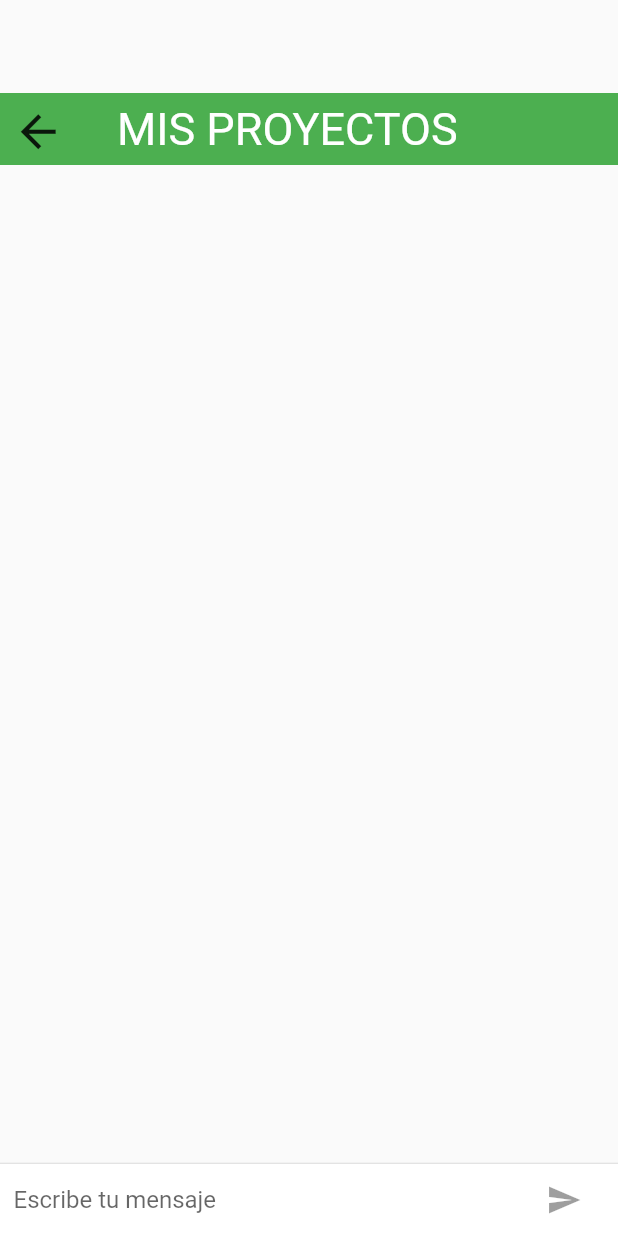
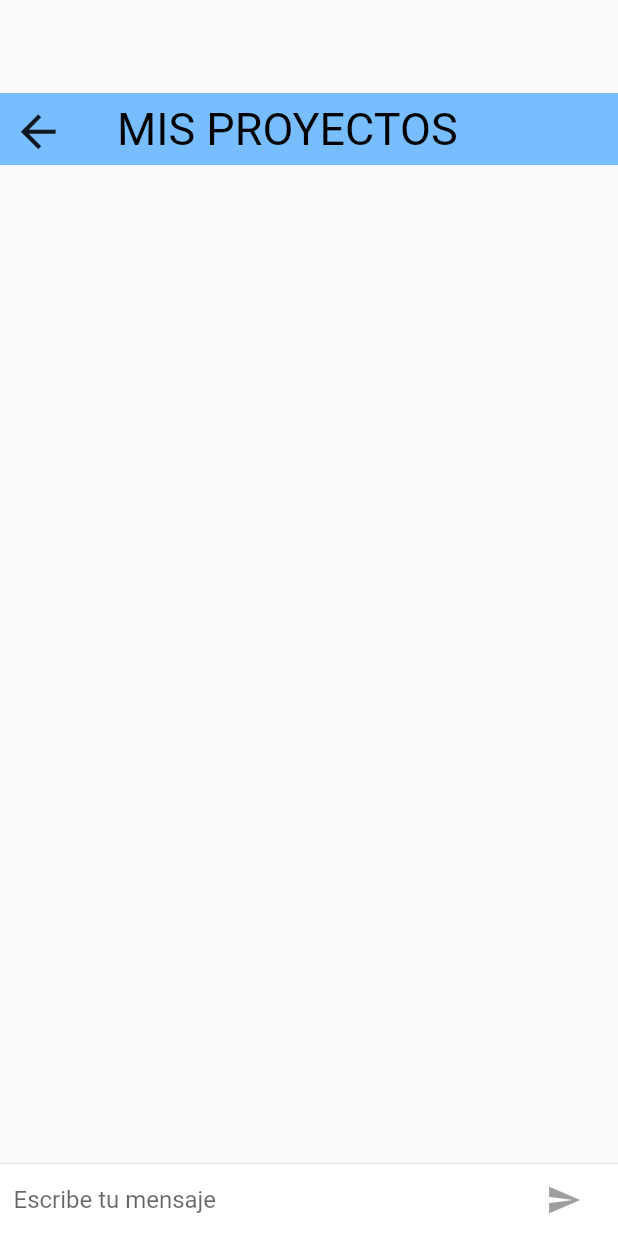
Before and after one commit to Golden0984/Coonet_, a Flutter app: the Chat screen opened directly, on a phone screen of 412 x 824 dp. Run offline on Flutter 3.47's test engine with Material 2 defaults, Android fonts, the phone set to English and light mode, and no system bars; our stand-ins replace dio, fluttertoast, glass, image_picker; Roboto replaces fonts that are missing (Arial).

Commit message:
Update PaginaChatPersonal.dart

```diff
--- a/lib/pages/PaginaChatPersonal.dart
+++ b/lib/pages/PaginaChatPersonal.dart
@@ -1,3 +1,4 @@
+import 'package:coonet/pages/Menu.dart';
 import 'package:coonet/pages/PaginaChat.dart';
 import 'package:flutter/material.dart';
 import 'package:flutter/cupertino.dart';
@@ -54,9 +55,9 @@ class ChatWindow extends State<Chat> with TickerProviderStateMixin {
     return  Scaffold(
       body: new Column(
         children: <Widget>[
-           SizedBox(height: 62.0 ),
+           const SizedBox(height: 62.0 ),
            Container(
-             color: Colors.green,
+             color: Color.fromARGB(255, 120, 190, 255),
              child: Row(
             children: [
               Padding(
@@ -65,11 +66,18 @@ class ChatWindow extends State<Chat> with TickerProviderStateMixin {
                   icon: Icon(Icons.arrow_back, size: 35,),
 
                     onPressed: (){
-                      Navigator.push(context, MaterialPageRoute(builder: (context) => PaginaChat()));
+                      paginaActual = 1;
+                      Navigator.push(context, MaterialPageRoute(builder: (context) => Menu()));
                     },
                 ),
               ),
-            const Padding(padding: EdgeInsets.only(left: 30), child: Text("MIS PROYECTOS", style: TextStyle(fontFamily: 'Arial', fontSize: 30, color: Colors.white),),),
+              const Padding(
+                    padding: EdgeInsets.only(left: 30),
+                    child: Text(
+                      "MIS PROYECTOS",
+                      style: TextStyle(fontSize: 30, color: Color.fromARGB(255, 0, 0, 0)),
+                    ),
+                  ),
             ],
           ),
         ),
```
